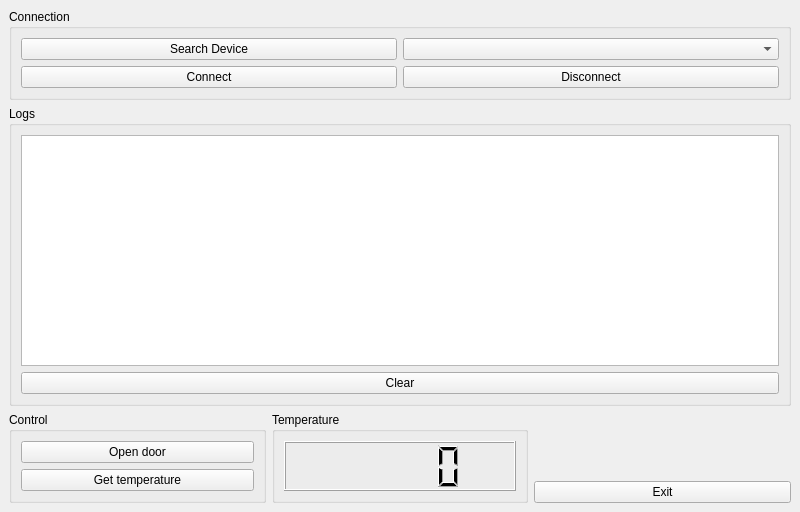
First picture: the form in QTAPP_Security_System_Bluetooth_App/mainwindow.ui, repository konrad516/Password-Security-Lock-System-STM32-HAL, before the edit.
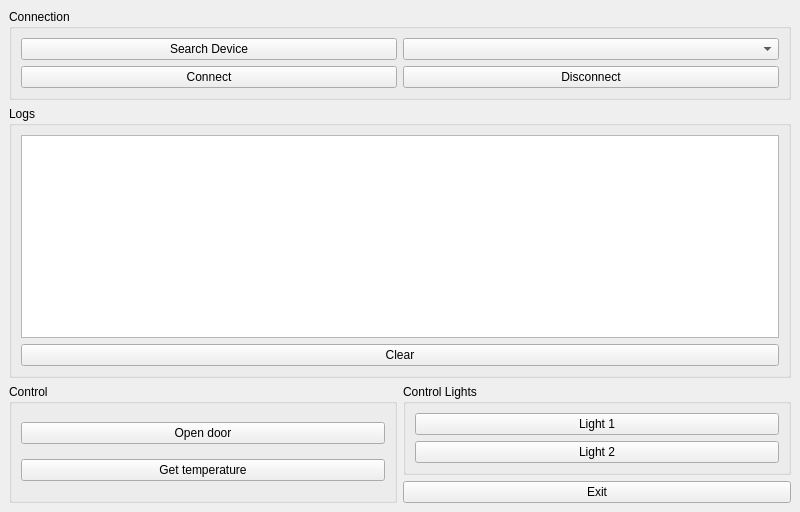
Second picture: the form after the edit.

The edit to the form file:
```diff
--- a/QTAPP_Security_System_Bluetooth_App/mainwindow.ui
+++ b/QTAPP_Security_System_Bluetooth_App/mainwindow.ui
@@ -15,19 +15,79 @@
   </property>
   <widget class="QWidget" name="centralwidget">
    <layout class="QGridLayout" name="gridLayout_4">
+    <item row="4" column="1">
+     <widget class="QPushButton" name="pushButtonExit">
+      <property name="text">
+       <string>Exit</string>
+      </property>
+     </widget>
+    </item>
     <item row="2" column="1" rowspan="2">
      <widget class="QGroupBox" name="groupBox_4">
       <property name="title">
-       <string>Temperature</string>
+       <string>Control Lights</string>
       </property>
       <layout class="QGridLayout" name="gridLayout_5">
        <item row="0" column="0">
-        <widget class="QLCDNumber" name="lcdNumberTemperature"/>
+        <widget class="QPushButton" name="pushButtonLight1">
+         <property name="text">
+          <string>Light 1</string>
+         </property>
+        </widget>
        </item>
+       <item row="1" column="0">
+        <widget class="QPushButton" name="pushButtonLight2">
+         <property name="text">
+          <string>Light 2</string>
+         </property>
+        </widget>
+       </item>
       </layout>
      </widget>
     </item>
-    <item row="0" column="0" colspan="3">
+    <item row="2" column="0" rowspan="3">
+     <widget class="QGroupBox" name="groupBox_3">
+      <property name="title">
+       <string>Control</string>
+      </property>
+      <layout class="QGridLayout" name="gridLayout_3">
+       <item row="0" column="0">
+        <widget class="QPushButton" name="pushButtonOpen">
+         <property name="text">
+          <string>Open door</string>
+         </property>
+        </widget>
+       </item>
+       <item row="1" column="0">
+        <widget class="QPushButton" name="pushButtonGetTemperature">
+         <property name="text">
+          <string>Get temperature</string>
+         </property>
+        </widget>
+       </item>
+      </layout>
+     </widget>
+    </item>
+    <item row="1" column="0" colspan="2">
+     <widget class="QGroupBox" name="groupBox_2">
+      <property name="title">
+       <string>Logs</string>
+      </property>
+      <layout class="QGridLayout" name="gridLayout_2">
+       <item row="0" column="0">
+        <widget class="QTextEdit" name="textEditLogs"/>
+       </item>
+       <item row="1" column="0">
+        <widget class="QPushButton" name="pushButtonClear">
+         <property name="text">
+          <string>Clear</string>
+         </property>
+        </widget>
+       </item>
+      </layout>
+     </widget>
+    </item>
+    <item row="0" column="0" colspan="2">
      <widget class="QGroupBox" name="groupBox">
       <property name="title">
        <string>Connection</string>
@@ -60,55 +120,6 @@
       </layout>
      </widget>
     </item>
-    <item row="1" column="0" colspan="3">
-     <widget class="QGroupBox" name="groupBox_2">
-      <property name="title">
-       <string>Logs</string>
-      </property>
-      <layout class="QGridLayout" name="gridLayout_2">
-       <item row="0" column="0">
-        <widget class="QTextEdit" name="textEditLogs"/>
-       </item>
-       <item row="1" column="0">
-        <widget class="QPushButton" name="pushButtonClear">
-         <property name="text">
-          <string>Clear</string>
-         </property>
-        </widget>
-       </item>
-      </layout>
-     </widget>
-    </item>
-    <item row="3" column="2">
-     <widget class="QPushButton" name="pushButtonExit">
-      <property name="text">
-       <string>Exit</string>
-      </property>
-     </widget>
-    </item>
-    <item row="2" column="0" rowspan="2">
-     <widget class="QGroupBox" name="groupBox_3">
-      <property name="title">
-       <string>Control</string>
-      </property>
-      <layout class="QGridLayout" name="gridLayout_3">
-       <item row="0" column="0">
-        <widget class="QPushButton" name="pushButtonOpen">
-         <property name="text">
-          <string>Open door</string>
-         </property>
-        </widget>
-       </item>
-       <item row="1" column="0">
-        <widget class="QPushButton" name="pushButtonGetTemperature">
-         <property name="text">
-          <string>Get temperature</string>
-         </property>
-        </widget>
-       </item>
-      </layout>
-     </widget>
-    </item>
    </layout>
   </widget>
  </widget>
```
